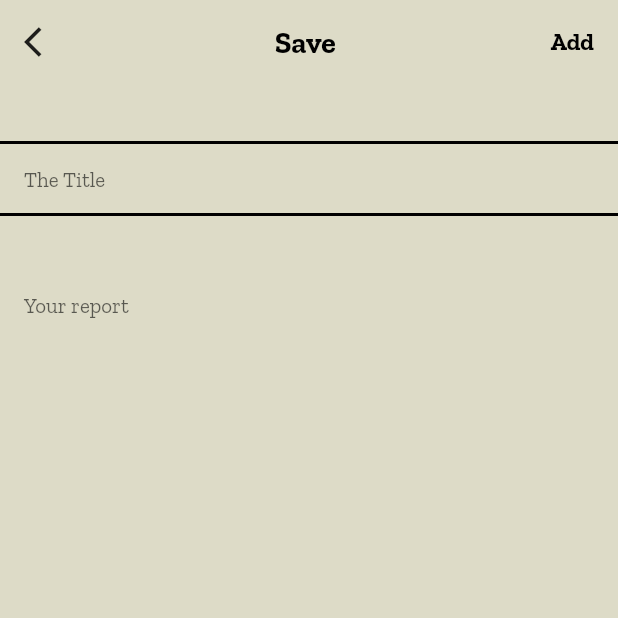
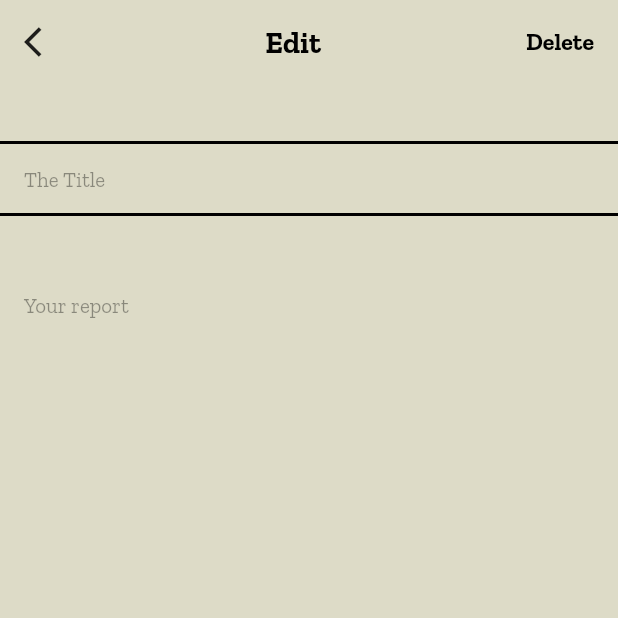
Before and after one commit to elalo4171/reports, a Flutter app: the NewReport screen opened directly with empty values, on a phone screen of 412 x 824 dp, the top half of it. Run offline on Flutter 3.47's test engine with Material 2 defaults, Android fonts, the light colour scheme and no system bars; our stand-ins replace animate_do, bloc, flutter_bloc, flutter_keyboard_visibility, google_fonts, hive and 1 more; accounts and stored records are empty.

Commit message:
Add Delete button

```diff
--- a/lib/app/data/bloc/global_event.dart
+++ b/lib/app/data/bloc/global_event.dart
@@ -8,3 +8,23 @@ class CreatedReport extends GlobalEvent {
   final ReportModel report;
   CreatedReport(this.report);
 }
+
+class SetCurrentReport extends GlobalEvent {
+  final ReportModel report;
+  SetCurrentReport(this.report);
+}
+
+class SetIsEdit extends GlobalEvent {
+  final bool isEdit;
+  SetIsEdit(this.isEdit);
+}
+
+class UpdatedReport extends GlobalEvent {
+  final ReportModel report;
+  UpdatedReport(this.report);
+}
+
+class DeletedReport extends GlobalEvent {
+  final ReportModel report;
+  DeletedReport(this.report);
+}
--- a/lib/app/data/bloc/global_state.dart
+++ b/lib/app/data/bloc/global_state.dart
@@ -4,22 +4,26 @@ class GlobalState {
   final List<ReportModel> reports;
   final ReportModel currentReport;
   final RequestStatus statusLoadReports;
+  final bool isEdit;
 
   const GlobalState({
     this.reports = const [],
     this.currentReport = const ReportModel(),
     this.statusLoadReports = RequestStatus.pure,
+    this.isEdit = false,
   });
 
   GlobalState copyWith({
     List<ReportModel>? reports,
     ReportModel? currentReport,
     RequestStatus? statusLoadReports,
+    bool? isEdit,
   }) {
     return GlobalState(
       reports: reports ?? this.reports,
       currentReport: currentReport ?? this.currentReport,
       statusLoadReports: statusLoadReports ?? this.statusLoadReports,
+      isEdit: isEdit ?? this.isEdit,
     );
   }
 }
--- a/lib/app/data/provider/reports_interface.dart
+++ b/lib/app/data/provider/reports_interface.dart
@@ -3,7 +3,7 @@ import 'package:reports/app/data/model/report_model.dart';
 abstract class ReportsInterface {
   Future<List<ReportModel>> getReports();
   Future<void> addReport(ReportModel report);
-  Future<void> deleteReport(String report);
+  Future<void> deleteReport(String id);
   Future<void> updateReport(ReportModel report);
   Future<ReportModel> getReport(String id);
 }
--- a/lib/app/pages/new_report.dart
+++ b/lib/app/pages/new_report.dart
@@ -1,6 +1,10 @@
 import 'package:flutter/material.dart';
+import 'package:flutter_bloc/flutter_bloc.dart';
+import 'package:flutter_keyboard_visibility/flutter_keyboard_visibility.dart';
+import 'package:image_picker/image_picker.dart';
 import 'package:reports/app/data/bloc/global_bloc.dart';
 import 'package:reports/app/data/model/report_model.dart';
+import 'package:reports/app/utils/image_utils.dart';
 import 'package:reports/app/widgets/custom_divider.dart';
 
 class NewReport extends StatefulWidget {
@@ -13,17 +17,50 @@ class NewReport extends StatefulWidget {
 
 class _NewReportState extends State<NewReport> {
   ReportModel _reportModel = const ReportModel();
+  bool isKeyboardVisible = false;
+  final TextEditingController _titleController = TextEditingController();
+  final TextEditingController _descriptionController = TextEditingController();
 
   @override
   void initState() {
+    WidgetsBinding.instance.addPostFrameCallback((_) {
+      if (widget.globalBloc.state.currentReport.title.isNotEmpty) {
+        _reportModel = widget.globalBloc.state.currentReport;
+        _titleController.text = _reportModel.title;
+        _descriptionController.text = _reportModel.description;
+        setState(() {});
+      }
+      var keyboardVisibilityController = KeyboardVisibilityController();
+      keyboardVisibilityController.onChange.listen((bool visible) {
+        if (mounted) {
+          isKeyboardVisible = visible;
+          setState(() {});
+        }
+      });
+    });
     super.initState();
+  }
+
+  Future<void> takePhoto() async {
+    final ImagePicker picker = ImagePicker();
+    final XFile? photo = await picker.pickImage(source: ImageSource.camera);
+    if (photo != null) {
+      final bytes =
+          ImageUtils.convertUint8ListToString(await photo.readAsBytes());
+      setState(() {
+        _reportModel = _reportModel.copyWith(image: bytes.toString());
+      });
+    }
   }
 
   @override
   Widget build(BuildContext context) {
     return Scaffold(
       body: SafeArea(
-        child: Column(
+        child: BlocBuilder<GlobalBloc, GlobalState>(
+          bloc: widget.globalBloc,
+          builder: (context, state) {
+            return Column(
               children: [
                 Padding(
                   padding: const EdgeInsets.all(16.0),
@@ -38,8 +75,18 @@ class _NewReportState extends State<NewReport> {
                           Icons.arrow_back_ios,
                         ),
                       ),
+                      if (state.isEdit)
                         InkWell(
                           onTap: () async {
+                            if (_reportModel.title.isEmpty ||
+                                _reportModel.description.isEmpty) {
+                              ScaffoldMessenger.of(context).showSnackBar(
+                                const SnackBar(
+                                  content: Text('Please fill all fields'),
+                                ),
+                              );
+                              return;
+                            }
                             widget.globalBloc.add(CreatedReport(_reportModel));
                             Navigator.pop(context);
                           },
@@ -48,9 +95,36 @@ class _NewReportState extends State<NewReport> {
                             style: Theme.of(context).textTheme.headline2,
                           ),
                         ),
-                  Text(
+                      if (!state.isEdit)
+                        InkWell(
+                          onTap: () async {
+                            widget.globalBloc.add(SetIsEdit(true));
+                          },
+                          child: Text(
+                            "Edit",
+                            style: Theme.of(context).textTheme.headline2,
+                          ),
+                        ),
+                      if (!state.isEdit)
+                        InkWell(
+                          onTap: () {
+                            widget.globalBloc.add(DeletedReport(_reportModel));
+                            Navigator.pop(context);
+                          },
+                          child: Text(
+                            'Delete',
+                            style: Theme.of(context).textTheme.headline3,
+                          ),
+                        ),
+                      if (state.isEdit)
+                        InkWell(
+                          onTap: () {
+                            takePhoto();
+                          },
+                          child: Text(
                             'Add',
                             style: Theme.of(context).textTheme.headline3,
+                          ),
                         )
                     ],
                   ),
@@ -62,10 +136,13 @@ class _NewReportState extends State<NewReport> {
                   child: SingleChildScrollView(
                     child: TextField(
                       maxLines: 1,
+                      controller: _titleController,
+                      enabled: state.isEdit,
                       decoration: const InputDecoration(
                         hintText: "The Title",
                       ),
-                  onChanged: (value) => _reportModel = _reportModel.copyWith(
+                      onChanged: (value) =>
+                          _reportModel = _reportModel.copyWith(
                         title: value,
                       ),
                     ),
@@ -79,16 +156,51 @@ class _NewReportState extends State<NewReport> {
                     child: TextField(
                       maxLines: null,
                       autocorrect: true,
+                      enabled: state.isEdit,
+                      controller: _descriptionController,
                       decoration: const InputDecoration(
                         hintText: "Your report",
                       ),
-                  onChanged: (value) => _reportModel = _reportModel.copyWith(
+                      onChanged: (value) =>
+                          _reportModel = _reportModel.copyWith(
                         description: value,
                       ),
                     ),
                   ),
                 ),
+                if (_reportModel.image.isNotEmpty && !isKeyboardVisible)
+                  SizedBox(
+                    width: 100,
+                    height: 150,
+                    child: Stack(
+                      children: [
+                        Image.memory(
+                          ImageUtils.convertStringToUint8List(
+                            _reportModel.image,
+                          ),
+                        ),
+                        if (state.isEdit)
+                          Positioned(
+                              right: 0,
+                              child: InkWell(
+                                onTap: () {
+                                  setState(() {
+                                    _reportModel =
+                                        _reportModel.copyWith(image: '');
+                                  });
+                                },
+                                child: const Icon(
+                                  Icons.close,
+                                  color: Colors.black,
+                                  size: 20,
+                                ),
+                              )),
                       ],
+                    ),
+                  )
+              ],
+            );
+          },
         ),
       ),
     );
--- a/lib/app/widgets/appbar_home_widget.dart
+++ b/lib/app/widgets/appbar_home_widget.dart
@@ -18,11 +18,6 @@ class AppBarHomeWidget extends StatelessWidget {
           },
           child: const Text("Report\nApp"),
         ),
-        InkWell(
-            onTap: () {
-              //TODO Puesh to browser
-            },
-            child: const Icon(Icons.search)),
       ],
     );
   }
--- a/lib/config/theme.dart
+++ b/lib/config/theme.dart
@@ -5,6 +5,7 @@ import 'package:reports/config/colors_const.dart';
 class ThemeApp {
   static ThemeData themeLigth = ThemeData(
     scaffoldBackgroundColor: ColorsConst.background,
+    colorScheme: ColorScheme.fromSeed(seedColor: ColorsConst.background),
     textTheme: TextTheme(
       headline1: TextStyle(
         color: ColorsConst.textColor,
--- a/pubspec.yaml
+++ b/pubspec.yaml
@@ -36,8 +36,10 @@ dependencies:
   flutter:
     sdk: flutter
   flutter_bloc: ^8.1.1
+  flutter_keyboard_visibility: ^5.4.0
   google_fonts: ^3.0.1
   hive: ^2.2.3
+  image_picker: ^0.8.6
   intl: ^0.17.0
   path_provider: ^2.0.11
 
```
Also changed, not shown: lib/app/data/bloc/global_bloc.dart (+30 -1 lines), lib/app/pages/home_page.dart (+16 -10 lines), lib/app/utils/image_utils.dart (added, +14 -0 lines), pubspec.lock. Lines whose indentation alone changed are shown as unchanged.
